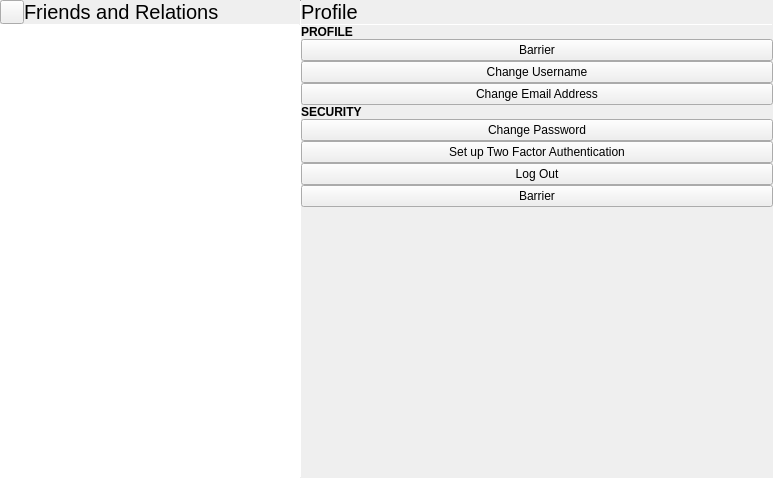
Qt form online/friendsdialog.ui (vicr123/libentertaining) before a commit.
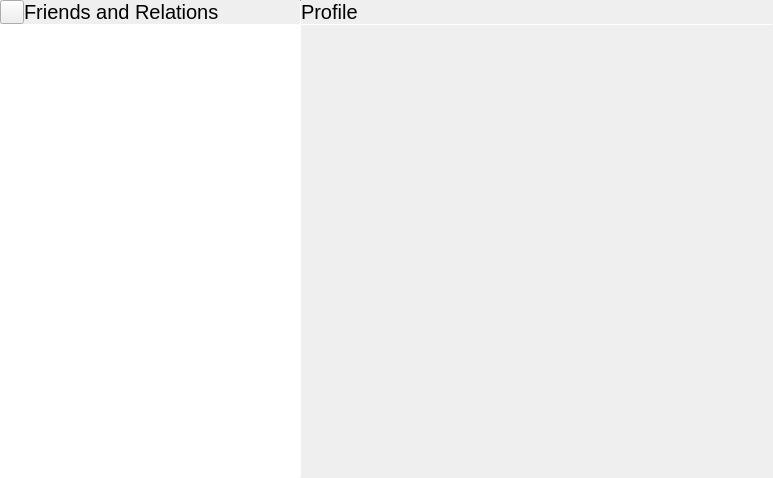
The same form after that commit. Icons and pictures are not drawn. Custom widgets are drawn as their Qt base class.

What changed in the file:
```diff
--- a/online/friendsdialog.ui
+++ b/online/friendsdialog.ui
@@ -214,87 +214,6 @@
                </property>
               </widget>
              </item>
-             <item>
-              <widget class="QLabel" name="label_4">
-               <property name="font">
-                <font>
-                 <weight>75</weight>
-                 <bold>true</bold>
-                </font>
-               </property>
-               <property name="text">
-                <string>PROFILE</string>
-               </property>
-               <property name="margin">
-                <number>9</number>
-               </property>
-              </widget>
-             </item>
-             <item>
-              <widget class="FocusBarrier" name="focusBarrier_3">
-               <property name="text">
-                <string notr="true">Barrier</string>
-               </property>
-              </widget>
-             </item>
-             <item>
-              <widget class="QPushButton" name="changeUsernameButton">
-               <property name="text">
-                <string>Change Username</string>
-               </property>
-              </widget>
-             </item>
-             <item>
-              <widget class="QPushButton" name="changeEmailButton">
-               <property name="text">
-                <string>Change Email Address</string>
-               </property>
-              </widget>
-             </item>
-             <item>
-              <widget class="QLabel" name="label_5">
-               <property name="font">
-                <font>
-                 <weight>75</weight>
-                 <bold>true</bold>
-                </font>
-               </property>
-               <property name="text">
-                <string>SECURITY</string>
-               </property>
-               <property name="margin">
-                <number>9</number>
-               </property>
-              </widget>
-             </item>
-             <item>
-              <widget class="QPushButton" name="changePasswordButton">
-               <property name="text">
-                <string>Change Password</string>
-               </property>
-              </widget>
-             </item>
-             <item>
-              <widget class="QPushButton" name="setup2faButton">
-               <property name="text">
-                <string>Set up Two Factor Authentication</string>
-               </property>
-              </widget>
-             </item>
-             <item>
-              <widget class="QPushButton" name="logOutButton">
-               <property name="text">
-                <string>Log Out</string>
-               </property>
-              </widget>
-             </item>
-             <item>
-              <widget class="FocusBarrier" name="focusBarrier_4">
-               <property name="text">
-                <string notr="true">Barrier</string>
-               </property>
-              </widget>
-             </item>
              <item>
               <spacer name="verticalSpacer_2">
                <property name="orientation">
```
Left out of the diff: 7 changed lines with no effect on the pictures.
